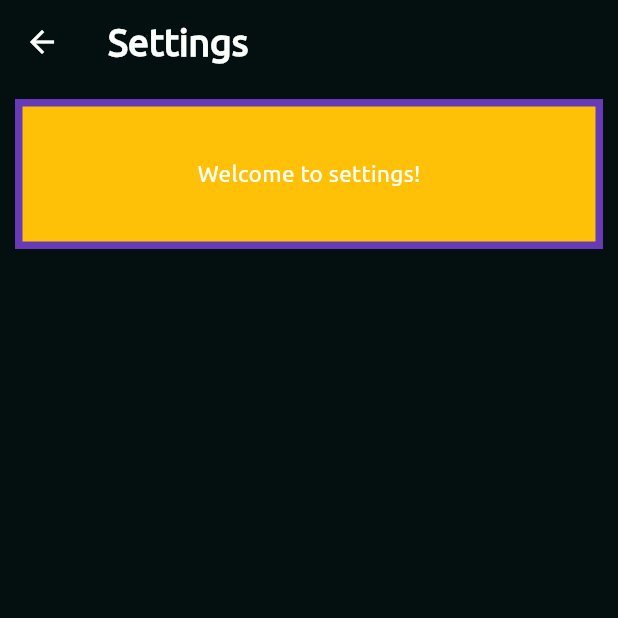
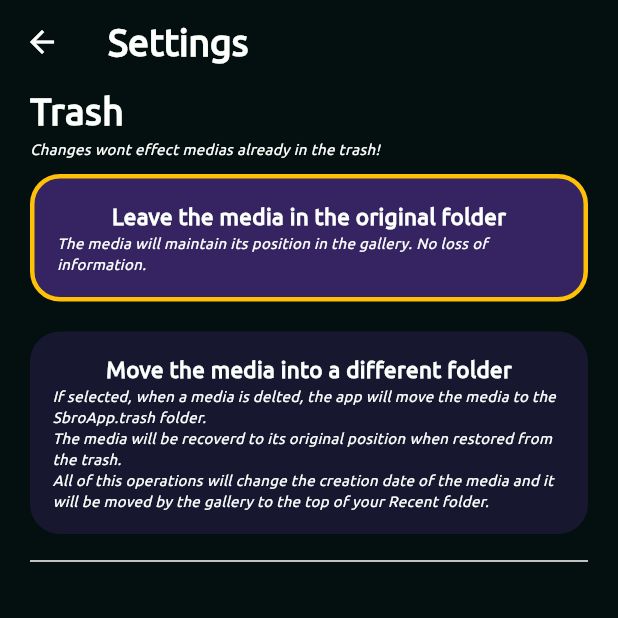
Before and after one commit to AndreSbro03/Suvenir, a Flutter app: the Account screen opened directly, after a tap on the "settings" icon, on a phone screen of 412 x 824 dp, the top half of it. Run offline on Flutter 3.47's test engine with Material 3 defaults, Android fonts, the phone set to English and light mode, and no system bars; our stand-ins replace device_info_plus, permission_handler, photo_view, share_plus, shared_preferences, sqflite and 1 more; missing offline and left inert: mutex, photo_manager; accounts and stored records are empty; project files that could hold a hidden picture were left out.

Commit message:
Trash settings
Now is possible to decide if you want to move the medias in the trash folder or leave them in their original position

```diff
--- a/lib/bars/footbar.dart
+++ b/lib/bars/footbar.dart
@@ -3,7 +3,6 @@ import 'package:suvenir/account/account.dart';
 import 'package:suvenir/libraries/globals.dart';
 import 'package:suvenir/libraries/image.dart';
 import 'package:suvenir/bars/like_button.dart';
-import 'package:suvenir/libraries/permission.dart';
 import 'package:photo_manager/photo_manager.dart';
 import 'package:suvenir/libraries/styles.dart';
 import 'package:suvenir/libraries/trash.dart';
@@ -118,9 +117,6 @@ class Footbar extends StatelessWidget {
                 icon: const Icon(Icons.delete_outline, size: kIconSize, color: kIconColor,),
                 onPressed: () async {
 
-                  /// Request permission
-                  if(await SbroPermission.isStoragePermissionGranted()){
-
                     AssetEntity? ae = assets[corrIndx!];
 
                     /// We immediatly notify the feed to reload than we proceed to move the asset. Beacouse if
@@ -129,12 +125,10 @@ class Footbar extends StatelessWidget {
                     if(ae != null){
                       assets[corrIndx!] = null;
                       reload();
-                      Trash.moveToTrash(ae);
+                      if(await Trash.moveToTrash(ae) > 0){
+                        print("[INFO] Impossible to move the file to trash!");
+                      }
                     }
-                  }
-                  else{
-                    print("[INFO] Permission denied");
-                  }
                 },
               ),
             ],
--- a/lib/libraries/image.dart
+++ b/lib/libraries/image.dart
@@ -8,7 +8,6 @@ import 'package:suvenir/libraries/saved_data.dart';
 import 'package:photo_manager/photo_manager.dart';
 import 'package:share_plus/share_plus.dart';
 import 'package:mutex/mutex.dart';
-import 'package:suvenir/libraries/trash.dart';
 
 class SbroImage{
 
@@ -169,7 +168,7 @@ class SbroImage{
   /// Guarantee that the next @numNextUpdate medias are all valid medias
   static Future<void> updateAssets(List<AssetEntity?> assets , int index, int numNextUpdate) async {
     for(int i = index; i < assets.length && i < (index + numNextUpdate);) {
-      String folderName = getAssetFolder(assets[i]);
+      ///String folderName = getAssetFolder(assets[i]);
       //print(folderName);
       //print(Settings.validPathsMap[folderName]);
 
@@ -179,10 +178,10 @@ class SbroImage{
         assets.removeAt(i);
       }
       /// If the path is the trashed one we remove the asset
-      else if(folderName == Trash.trashPath){
-        //print("[INFO] Removed invalid!");
-        assets.removeAt(i);
-      }
+      // else if(folderName == Trash.trashPath){
+      //   //print("[INFO] Removed invalid!");
+      //   assets.removeAt(i);
+      // }
       else i++;
     }
   }
@@ -263,8 +262,11 @@ class SbroImage{
     switch (asset.type) {
 
       case AssetType.image:
+        String path = await getAssetAbsolutePath(asset);
+        print("[INFO] Getting path: $path -> $newPath");
+        if(path == "") return null;
         out = await PhotoManager.editor.saveImageWithPath(
-          await getAssetAbsolutePath(asset),
+          path,
           title: asset.title!,
           relativePath: newPath
         );
--- a/lib/libraries/saved_data.dart
+++ b/lib/libraries/saved_data.dart
@@ -3,14 +3,15 @@ import 'package:shared_preferences/shared_preferences.dart';
 class SavedDataFields {
   static final List<String> values = [
     /// Add all fields
-    savedSpace, invalidPaths
+    savedSpace, invalidPaths, moveToTrashFolder,
   ];
 
   static const String savedSpace = 'savedSpace';
   /// We saved the invalidPath beacouse if is the firts time that a user is using the app the list of validPath would be empty and
   /// I cannot be sure if is empty becouse it was never set or becouse it is the first time using the app. If I use the invalid path
   /// the problem does not exist.
-  static const String invalidPaths= 'invalidPaths';
+  static const String invalidPaths = 'invalidPaths';
+  static const String moveToTrashFolder = 'moveToTrashFolder';
 
 }
 
@@ -58,4 +59,13 @@ class SavedData {
     return paths;
   }
 
+  Future<void> setMoveToTrashFolder(bool val) async {
+    await prefs.then((p) => p.setBool(SavedDataFields.moveToTrashFolder, val));
+  }
+
+  Future<bool> getMoveToTrashFolder() async {
+    bool val = await prefs.then((p) => p.getBool(SavedDataFields.moveToTrashFolder) ?? false);
+    return val;
+  }
+
 }
--- a/lib/libraries/styles.dart
+++ b/lib/libraries/styles.dart
@@ -12,12 +12,26 @@ const TextStyle kH2Style = TextStyle(
   fontFamily: "Ubuntu",
   fontSize: 25,);
 
+const TextStyle kH3Style = TextStyle(
+  fontWeight: FontWeight.bold,
+  color: kContrColor,
+  fontFamily: "Ubuntu",
+  fontSize: 15,);
+
 const TextStyle kDescriptionStyle = TextStyle(
   fontWeight: FontWeight.w400,
   fontStyle: FontStyle.italic,
   color: kContrColor,
   fontFamily: "Ubuntu",
   fontSize: 18,
+  );
+
+const TextStyle kSmallDescriptionStyle = TextStyle(
+  fontWeight: FontWeight.w400,
+  fontStyle: FontStyle.italic,
+  color: kContrColor,
+  fontFamily: "Ubuntu",
+  fontSize: 10,
   );
 
 const TextStyle kNormalStyle = TextStyle(
--- a/lib/libraries/trash.dart
+++ b/lib/libraries/trash.dart
@@ -3,22 +3,27 @@ import 'package:suvenir/db/trash_db.dart';
 import 'package:suvenir/libraries/globals.dart';
 import 'package:suvenir/libraries/image.dart';
 import 'package:suvenir/libraries/permission.dart';
+import 'package:suvenir/libraries/saved_data.dart';
 
 class Trash{
 
   static const String trashPath = "$appName.trash";
 
-  static void moveToTrash(AssetEntity asset) async {
+  static Future<int> moveToTrash(AssetEntity asset) async {
 
     if(await SbroPermission.isStoragePermissionGranted()){
 
       String? oldPath = SbroImage.getAssetFolder(asset);
+      AssetEntity? out = asset;
 
-      /// Move the asset
-      AssetEntity? out = await SbroImage.moveAsset(asset, trashPath);
-      if(out == null){
-        print("[ERR] Something went wrong moving asset ${asset.title}");
-        return;
+      /// Move the asset if required
+      if(await SavedData.instance.getMoveToTrashFolder()){
+        print("[INFO] Trying to move the media to ${Trash.trashPath}");
+        out = await SbroImage.moveAsset(asset, trashPath);
+        if(out == null){
+          print("[ERR] Something went wrong moving asset ${asset.title}");
+          return 1;
+        }
       }
 
       /// Add the asset to the database
@@ -30,8 +35,13 @@ class Trash{
       );
 
       trashAssetsDb.addMedia(ta);
+      return 0;
+    }
+    else{
+      print("[ERR] Permission denied!");
+      return 2;
+    }
 
-    }
   }
 
   static void cleanTrash() async {
--- a/lib/settings.dart
+++ b/lib/settings.dart
@@ -1,12 +1,42 @@
 import 'package:flutter/material.dart';
 import 'package:suvenir/libraries/globals.dart';
+import 'package:suvenir/libraries/saved_data.dart';
 import 'package:suvenir/libraries/styles.dart';
+import 'package:suvenir/libraries/trash.dart';
 
-class Settings extends StatelessWidget {
+class Settings extends StatefulWidget {
   const Settings({super.key});
 
   @override
+  State<Settings> createState() => _SettingsState();
+}
+
+class _SettingsState extends State<Settings> {
+  bool? moveToTrashFolder;
+
+  void initVariables() async {
+    moveToTrashFolder = await SavedData.instance.getMoveToTrashFolder();
+    setState(() {});
+  }
+
+  void changeMoveToTrashFolder() {
+    if(moveToTrashFolder != null){
+      moveToTrashFolder = !moveToTrashFolder!;
+      SavedData.instance.setMoveToTrashFolder(moveToTrashFolder!);
+      setState(() {});
+    }
+  }
+
+  @override
+  void initState() {
+    initVariables();
+    super.initState();
+  }
+
+
+  @override
   Widget build(BuildContext context) {
+
     return Scaffold(
       backgroundColor: kBackgroundColor,
       appBar: AppBar(
@@ -14,23 +44,77 @@ class Settings extends StatelessWidget {
         foregroundColor: kContrColor,
         title: const Text("Settings", style: kH2Style,),
       ),
-      body: Column(
-        children: [
-          Center(
-            child: Padding(
-              padding: const EdgeInsets.all(kDefPadding),
-              child: Container(
-                height: 100,
-                width: getWidth(context),
-                decoration: BoxDecoration(
-                  color: kSecondaryColor,
-                  border: Border.all(color: kPrimaryColor, width: 5)
-                ),
-                child: Center(child: Text("Welcome to settings!", style: kNormalStyle,))),
+      body: Padding(
+        padding: const EdgeInsets.symmetric(horizontal: kDefPadding * 2),
+        child: Column(
+          crossAxisAlignment: CrossAxisAlignment.start,
+          children: [
+            const Text("Trash", style: kH2Style,),
+            const Text("Changes wont effect medias already in the trash!", style: kSmallDescriptionStyle,),
+            SettingsCard(
+              title: "Leave the media in the original folder",
+              description: "The media will maintain its position in the gallery. No loss of information.",
+              /// if moveToTrashFolder is ready !moveToTrashFolder if not ready false
+              selected: !(moveToTrashFolder??true),
+              update: changeMoveToTrashFolder,
             ),
-          ),
-        ],
+            SettingsCard(
+              title: "Move the media into a different folder",
+              description:
+"""If selected, when a media is delted, the app will move the media to the ${Trash.trashPath} folder.
+The media will be recoverd to its original position when restored from the trash.
+All of this operations will change the creation date of the media and it will be moved by the gallery to the top of your Recent folder.""",
+              selected: moveToTrashFolder??false,
+              update: changeMoveToTrashFolder,
+            ),
+            const Divider(color: kContrColor,),
+          ],
+        ),
       ),
     );
   }
 }
+
+class SettingsCard extends StatelessWidget {
+  const SettingsCard({
+    super.key, required this.title, required this.description, required this.selected, required this.update,
+  });
+
+  final String title;
+  final String description;
+  final bool selected;
+  final Function update;
+
+  @override
+  Widget build(BuildContext context) {
+    return GestureDetector(
+      onTap: () {
+        if(!selected){
+          update();
+        }
+      },
+      child: Center(
+        child: Padding(
+          padding: const EdgeInsets.symmetric(vertical: kDefPadding),
+          child: Container(
+            width: getWidth(context),
+            decoration: BoxDecoration(
+              color: kPrimaryColor.withAlpha(selected ? 125 : 50),
+              borderRadius: BorderRadius.circular(20),
+              border: selected ? Border.all(color: kSecondaryColor, width: 3) : Border(),
+            ),
+            child: Padding(
+              padding: const EdgeInsets.all(kDefPadding * 1.5),
+              child: Column(
+                mainAxisAlignment: MainAxisAlignment.center,
+                children: [
+                  Text(title, style: kH3Style,),
+                  Text(description, style: kSmallDescriptionStyle,)
+                ],
+              ),
+            )),
+        ),
+      ),
+    );
+  }
+}
```
